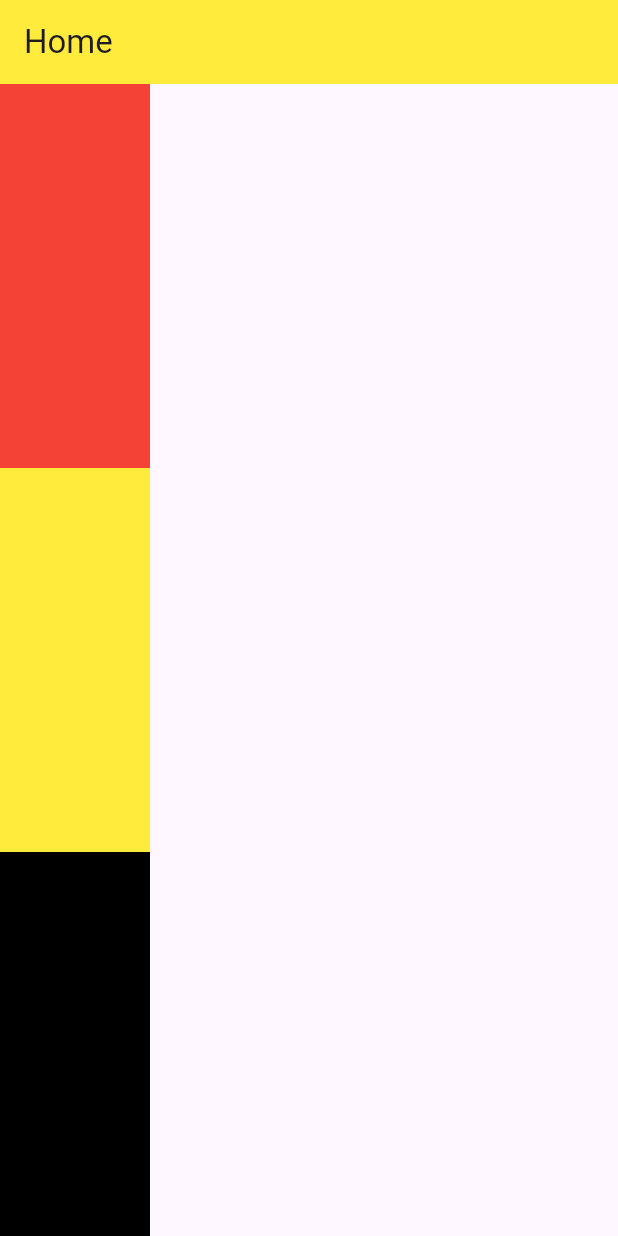
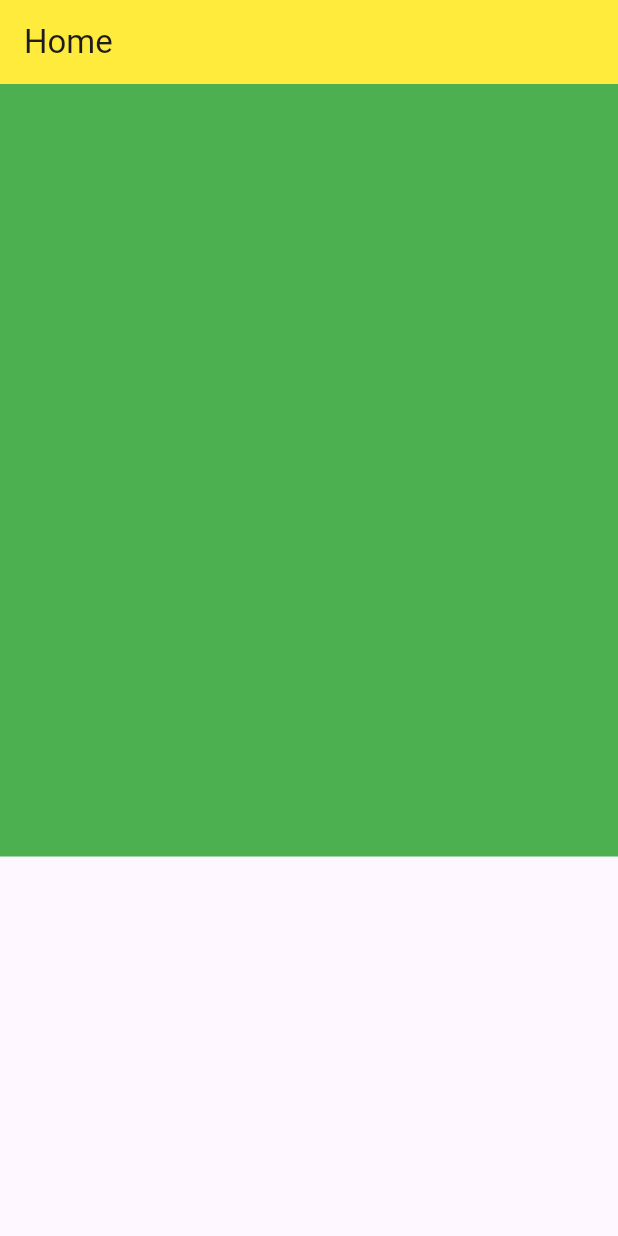
Before and after one commit to ashikmoinul/flutter_android_project, a Flutter app: the screen it shows after launch, on a phone screen of 412 x 824 dp. Run offline on Flutter 3.47's test engine with Material 3 defaults, Android fonts, the phone set to English and light mode, and no system bars.

Commit message:
Code Added

```diff
--- a/lib/main.dart
+++ b/lib/main.dart
@@ -30,31 +30,46 @@ class Home extends StatelessWidget {
       ),
     body: Column(
         children: [
-          Flexible(                 // Flexible
-              fit: FlexFit.tight, // Flexible instead of Container
-            child:  Container(
-            width: 100,
-            height: 100,
-            color: Colors.red,
-          )
-          ),
-          Expanded(
-            //fit: FlexFit.tight,
-          child: Container(
-            width: 100,
-            height: 100,
-            color: Colors.yellow,
-          )
-        ),
-          //Container(
-        Expanded(
-            //fit: FlexFit.tight,
-            child: Container(
-              width: 100,
-              height: 100,
-              color: Colors.black,
-            )
-          )
+        //   Flexible(                 // Flexible
+        //       fit: FlexFit.tight,
+        //       flex: 1,// Flexible instead of Container
+        //     child:  Container(
+        //     width: 100,
+        //     //height: 100,
+        //     color: Colors.red,
+        //   )
+        //   ),
+        //   Expanded(
+        //     flex: 2,
+        //     //fit: FlexFit.tight,
+        //   child: Container(
+        //     width: 100,
+        //     //height: 100,
+        //     color: Colors.yellow,
+        //   )
+        // ),
+        //   //Container(
+        // Expanded(
+        //     flex: 5,
+        //     //fit: FlexFit.tight,
+        //     child: Container(
+        //       width: 100,
+        //       height: 100,
+        //       color: Colors.black,
+        //     )
+        //   )
+        //   SizedBox(
+        //     height: MediaQuery.sizeOf(context).width,
+        //     width: MediaQuery.sizeOf(context).height,
+        //     child: FractionallySizedBox(
+        //       heightFactor: 0.5,
+        //       widthFactor: 0.4,
+        //     child: Container(
+        //       color: Colors.red,
+        //     ),
+        //     )
+        //   )
+          AspectRatio(aspectRatio: 4/5, child: Container(color: Colors.green)),
       ],
 
     )
```
